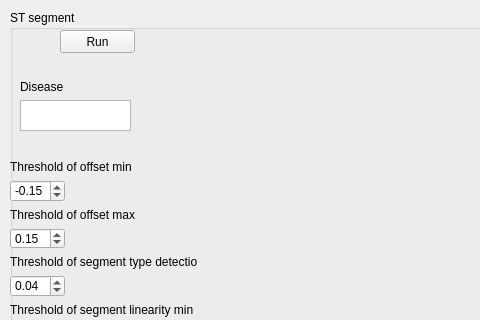
Old version of the form EcgApplicationCore/View/st_segment_gui.ui in the repository KuleszIB/EcgAppCore; both pictures show x 0 to 480 and y 0 to 320 of the 1024 by 713 pixel window.
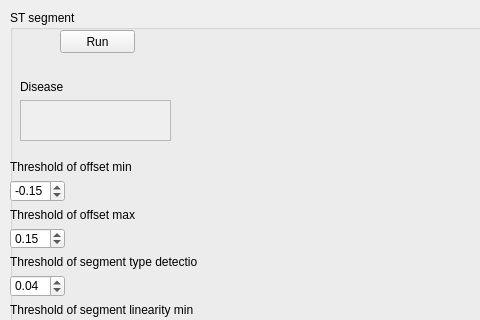
New version of the form.

Commit message: podięcie pobierania parametrów z UI, wygaszanie RUN w st_segment mudule

Diff of the .ui file:
```diff
--- a/EcgApplicationCore/View/st_segment_gui.ui
+++ b/EcgApplicationCore/View/st_segment_gui.ui
@@ -48,13 +48,13 @@
      </rect>
     </property>
    </widget>
-   <widget class="QWidget" name="">
+   <widget class="QWidget" name="layoutWidget">
     <property name="geometry">
      <rect>
       <x>10</x>
       <y>70</y>
-      <width>111</width>
-      <height>51</height>
+      <width>151</width>
+      <height>61</height>
      </rect>
     </property>
     <layout class="QVBoxLayout" name="verticalLayout">
@@ -66,11 +66,15 @@
       </widget>
      </item>
      <item>
-      <widget class="QPlainTextEdit" name="disease"/>
+      <widget class="QPlainTextEdit" name="disease">
+       <property name="enabled">
+        <bool>false</bool>
+       </property>
+      </widget>
      </item>
     </layout>
    </widget>
-   <widget class="QWidget" name="">
+   <widget class="QWidget" name="layoutWidget">
     <property name="geometry">
      <rect>
       <x>0</x>
```
The commit also changes 1 other file.
